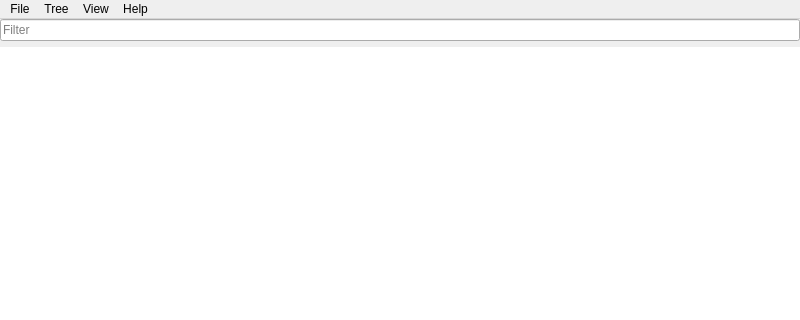
Old version of the form src/mainwindow.ui in the repository treeedit/treeedit; both pictures show x 0 to 800 and y 0 to 320 of the 800 by 600 pixel window.
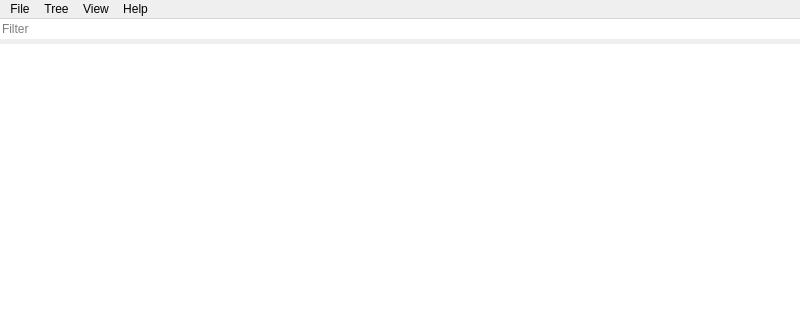
New version of the form.

Commit message: Better search box ui-ish

The edit to the form file:
```diff
--- a/src/mainwindow.ui
+++ b/src/mainwindow.ui
@@ -15,6 +15,9 @@
   </property>
   <widget class="QWidget" name="centralwidget">
    <layout class="QVBoxLayout" name="verticalLayout">
+    <property name="spacing">
+     <number>5</number>
+    </property>
     <property name="leftMargin">
      <number>0</number>
     </property>
@@ -32,9 +35,15 @@
     </item>
     <item>
      <widget class="QLineEdit" name="lineEdit">
+      <property name="frame">
+       <bool>false</bool>
+      </property>
       <property name="placeholderText">
        <string>Filter</string>
       </property>
+      <property name="clearButtonEnabled">
+       <bool>true</bool>
+      </property>
      </widget>
     </item>
     <item>
```
Left out of the diff: 3 changed lines with no effect on the pictures.
